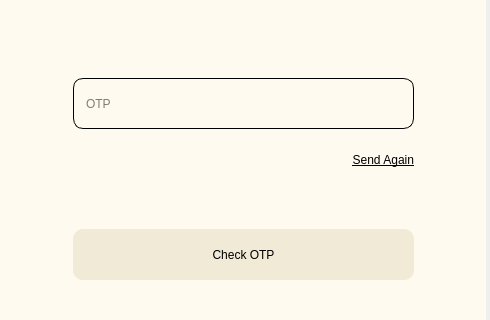
Old version of the form UI/ui_startup.ui in the repository lakshya076/Cinematch; both pictures show x 0 to 490 and y 130 to 450 of the 490 by 560 pixel window.
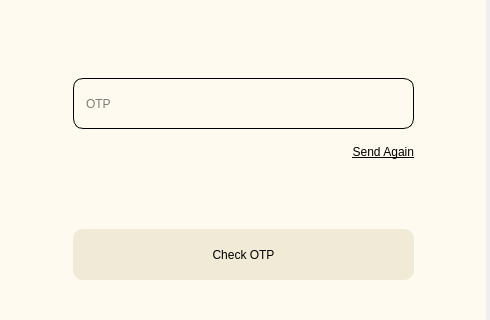
New version of the form. The open tabs and pages were chosen to show the change.

```diff
--- a/UI/ui_startup.ui
+++ b/UI/ui_startup.ui
@@ -1399,8 +1399,7 @@
                                                               <enum>Qt::MarkdownText</enum>
                                                           </property>
                                                           <property name="alignment">
-                                                              <set>Qt::AlignRight|Qt::AlignTrailing|Qt::AlignVCenter
-                                                              </set>
+                                                              <set>Qt::AlignRight|Qt::AlignTop|Qt::AlignTrailing</set>
                                                           </property>
                                                       </widget>
                                                   </item>
```
Left out of the diff: 5 changed lines with no effect on the pictures.
